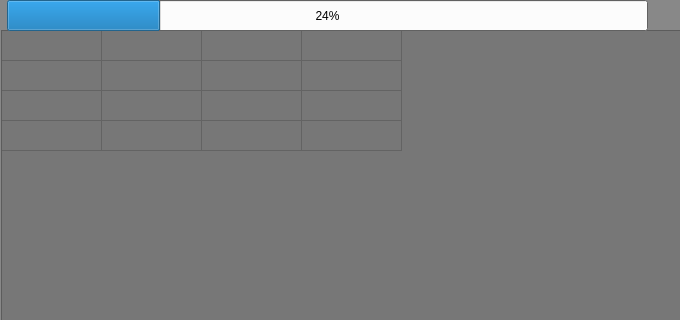
Qt form frm/pdthumbsel.ui (johcarsmi/picdok) before a commit; both pictures show x 0 to 680 and y 0 to 320 of the 680 by 631 pixel window.
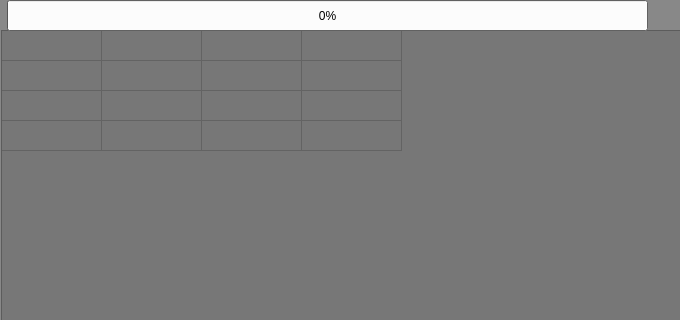
The same form after that commit.

Commit message: Allow single click on the browse form to change the current image.

```diff
--- a/frm/pdthumbsel.ui
+++ b/frm/pdthumbsel.ui
@@ -556,7 +556,7 @@
     </rect>
    </property>
    <property name="value">
-    <number>24</number>
+    <number>0</number>
    </property>
   </widget>
  </widget>
```
The commit also changes 4 other files.
